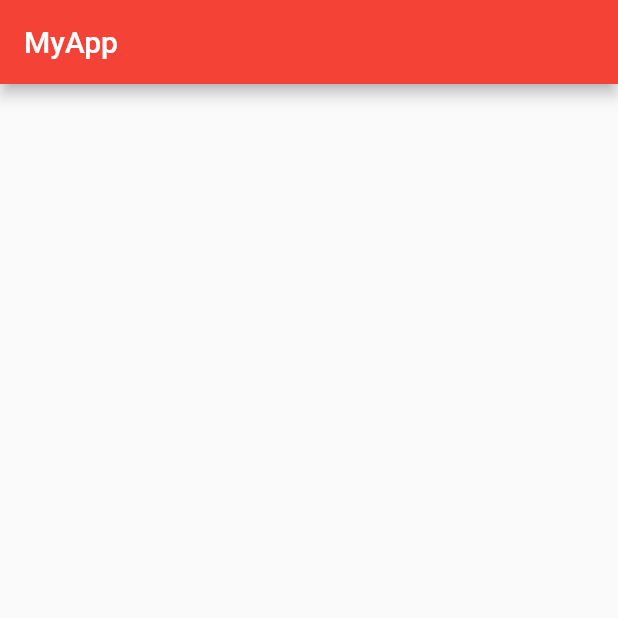
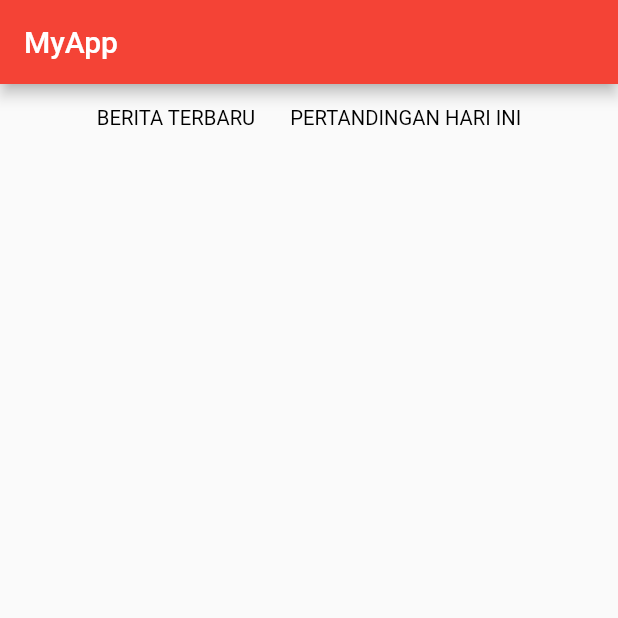
Before and after one commit to polinema-mobile/praktikum-02-layout-web-bola-WahyuIndahp, a Flutter app: the screen it shows after launch, on a phone screen of 412 x 824 dp, the top half of it. Run offline on Flutter 3.47's test engine with Material 2 defaults, Android fonts, the phone set to English and light mode, and no system bars.

Commit message:
Menambah Text

```diff
--- a/lib/main.dart
+++ b/lib/main.dart
@@ -15,6 +15,14 @@ class MyApp extends StatelessWidget {
           title: Text("MyApp"),
           backgroundColor: Colors.red,
         ),
+        body: Container(
+          alignment: Alignment.center,
+          child: Container(
+            alignment: Alignment.topCenter,
+            child: Text(
+              'BERITA TERBARU       PERTANDINGAN HARI INI',
+              style: TextStyle(fontSize: 13.5, height: 2.5, color: Colors.black),
+          ))),
       ),
     );
   }
```
